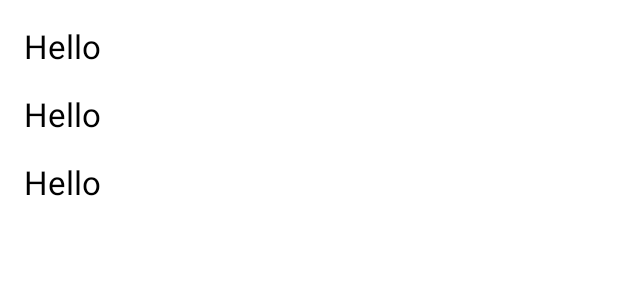
After one commit to qintangtao/media-kotlin, an Android app: the layout fragment_rate_list_dialog_list_dialog.xml on its own in the app's theme, with its tools: preview values and no code run, on a phone screen of 412 x 824 dp. The commit adds this screen. Shown: the top 300 px of the screen. Run offline under Robolectric (Android 15) with nearby library versions, the phone set to English and light mode, and no system bars.

Commit message:
RateListDialogFragment

```diff
--- a/app/build.gradle
+++ b/app/build.gradle
@@ -114,6 +114,8 @@ dependencies {
     //room
     api rootProject.ext.room["room-runtime"]
     api rootProject.ext.room["room-ktx"]
+    implementation 'androidx.legacy:legacy-support-v4:1.0.0'
+    implementation 'androidx.recyclerview:recyclerview:1.2.1'
     kapt rootProject.ext.room["room-compiler"]
     //Hilt
     implementation rootProject.ext.hilt['daggerRuntime']
--- /dev/null
+++ b/app/src/main/res/layout/fragment_rate_list_dialog_list_dialog.xml
@@ -0,0 +1,22 @@
+<?xml version="1.0" encoding="utf-8"?>
+<layout>
+    <data>
+        <variable
+            name="viewModel"
+            type="com.kotlin.media.ui.video.detail.DetailViewModel" />
+    </data>
+<androidx.recyclerview.widget.RecyclerView xmlns:android="http://schemas.android.com/apk/res/android"
+    xmlns:tools="http://schemas.android.com/tools"
+    xmlns:app="http://schemas.android.com/apk/res-auto"
+    android:id="@+id/list"
+    android:layout_width="match_parent"
+    android:layout_height="match_parent"
+    android:clipToPadding="false"
+    android:paddingTop="@dimen/list_item_spacing_half"
+    android:paddingBottom="@dimen/list_item_spacing_half"
+    app:itemBinding="@{viewModel.itemBinding}"
+    app:items="@{viewModel.items}"
+    app:layoutManager="androidx.recyclerview.widget.LinearLayoutManager"
+    tools:context=".ui.video.detail.RateListDialogFragment"
+    tools:listitem="@layout/fragment_rate_list_dialog_list_dialog_item" />
+</layout>
--- /dev/null
+++ b/app/src/main/res/layout/fragment_rate_list_dialog_list_dialog_item.xml
@@ -0,0 +1,23 @@
+<?xml version="1.0" encoding="utf-8"?>
+<layout>
+    <data>
+        <variable name="itemBean" type="String" />
+        <variable
+            name="listenner"
+            type="com.kotlin.mvvm.base.OnItemClickListener" />
+    </data>
+<TextView xmlns:android="http://schemas.android.com/apk/res/android"
+    xmlns:tools="http://schemas.android.com/tools"
+    android:id="@+id/text"
+    android:layout_width="match_parent"
+    android:layout_height="wrap_content"
+    android:background="?attr/selectableItemBackground"
+    android:text="@{itemBean}"
+    android:paddingLeft="@dimen/list_item_spacing"
+    android:paddingTop="@dimen/list_item_spacing_half"
+    android:paddingRight="@dimen/list_item_spacing"
+    android:paddingBottom="@dimen/list_item_spacing_half"
+    android:textAppearance="@style/TextAppearance.AppCompat.Large"
+    android:onClick="@{(view)->listenner.onClick(view, itemBean)}"
+    tools:text="Hello" />
+</layout>
--- /dev/null
+++ b/app/src/main/res/values/dimens.xml
@@ -0,0 +1,5 @@
+<?xml version="1.0"?>
+<resources>
+    <dimen name="list_item_spacing">16dp</dimen>
+    <dimen name="list_item_spacing_half">8dp</dimen>
+</resources>
```
Also changed, not shown: app/src/main/java/com/kotlin/media/ui/video/detail/DetailActivity.kt (+20 -18 lines), app/src/main/java/com/kotlin/media/ui/video/detail/DetailViewModel.kt (+35 -1 lines), app/src/main/java/com/kotlin/media/ui/video/detail/RateListDialogFragment.kt (added, +81 -0 lines), app/src/main/res/layout/activity_detail.xml (+2 -35 lines).
